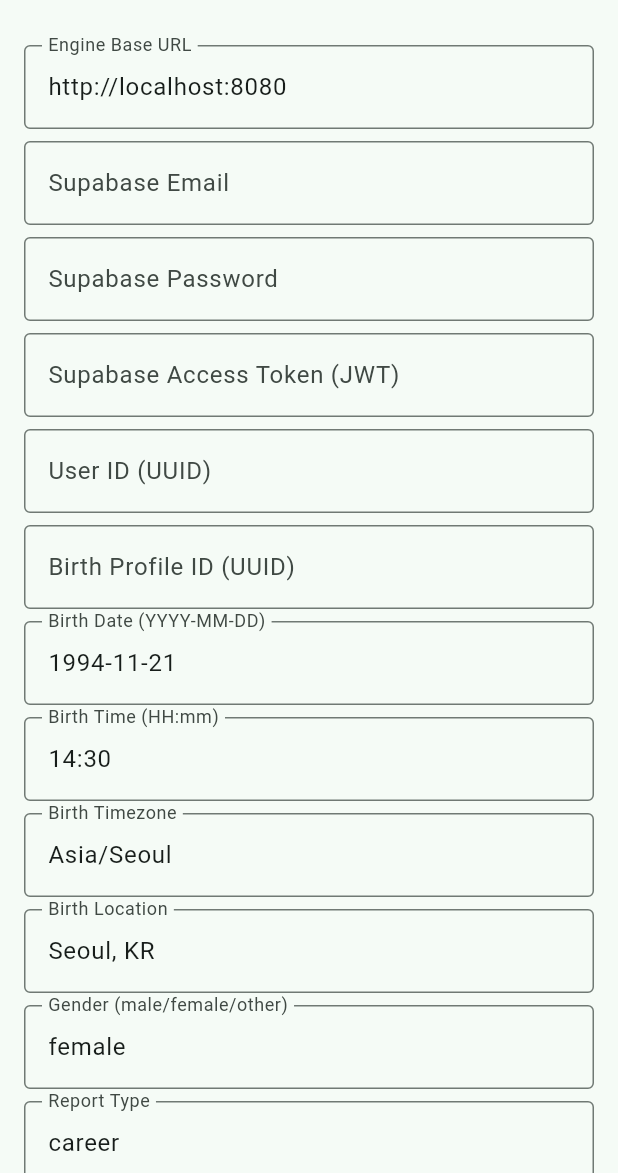
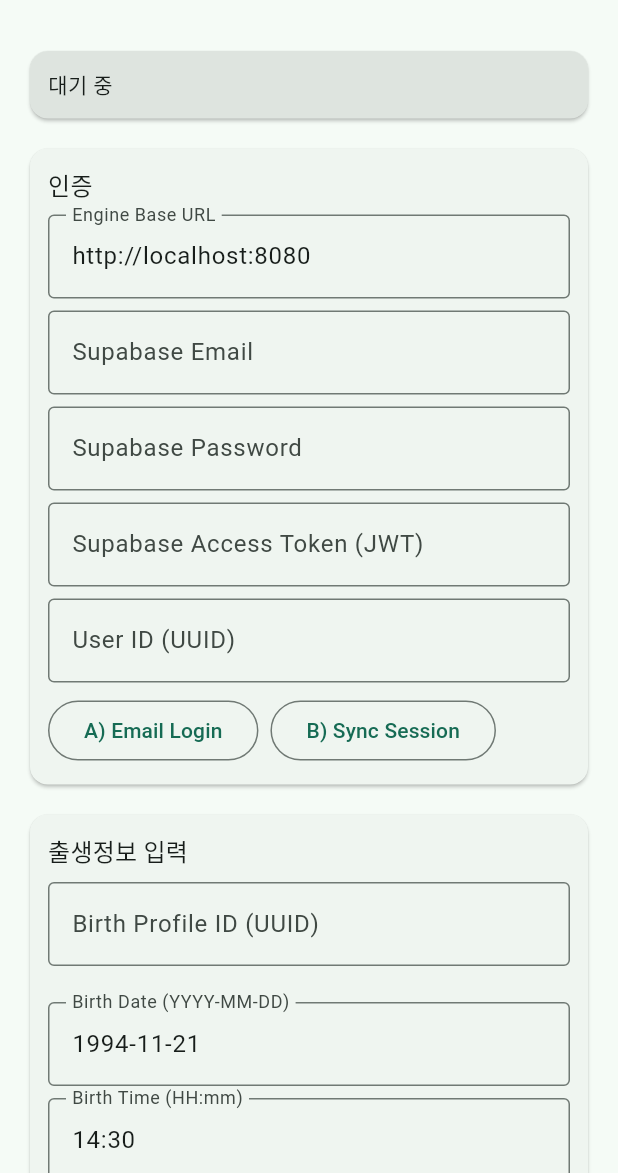
Before and after one commit to hooni-dev-0104/FortuneLog, a Flutter app: the screen it shows after launch, on a phone screen of 412 x 824 dp, the part 63-1236 px from its top. Run offline on Flutter 3.47's test engine with Material 3 defaults, Android fonts, the phone set to English and light mode, and no system bars; our stand-ins replace supabase_flutter; accounts and stored records are empty.

Commit message:
feat(mobile): redesign dev screen with sectioned UX and requestId-aware states

```diff
--- a/apps/mobile/lib/core/network/engine_api_client.dart
+++ b/apps/mobile/lib/core/network/engine_api_client.dart
@@ -82,12 +82,14 @@ class GenerateDailyFortuneRequestDto {
 }
 
 class ChartResponseDto {
+  final String? requestId;
   final String chartId;
   final String engineVersion;
   final Map<String, String> chart;
   final Map<String, int> fiveElements;
 
   const ChartResponseDto({
+    required this.requestId,
     required this.chartId,
     required this.engineVersion,
     required this.chart,
@@ -96,6 +98,7 @@ class ChartResponseDto {
 
   factory ChartResponseDto.fromJson(Map<String, dynamic> json) {
     return ChartResponseDto(
+      requestId: json['requestId'] as String?,
       chartId: json['chartId'] as String,
       engineVersion: json['engineVersion'] as String,
       chart: (json['chart'] as Map<String, dynamic>).map(
@@ -109,11 +112,13 @@ class ChartResponseDto {
 }
 
 class ReportResponseDto {
+  final String? requestId;
   final String chartId;
   final String reportType;
   final Map<String, dynamic> content;
 
   const ReportResponseDto({
+    required this.requestId,
     required this.chartId,
     required this.reportType,
     required this.content,
@@ -121,6 +126,7 @@ class ReportResponseDto {
 
   factory ReportResponseDto.fromJson(Map<String, dynamic> json) {
     return ReportResponseDto(
+      requestId: json['requestId'] as String?,
       chartId: json['chartId'] as String,
       reportType: json['reportType'] as String,
       content: json['content'] as Map<String, dynamic>,
@@ -129,6 +135,7 @@ class ReportResponseDto {
 }
 
 class DailyFortuneResponseDto {
+  final String? requestId;
   final String userId;
   final String date;
   final int score;
@@ -136,6 +143,7 @@ class DailyFortuneResponseDto {
   final List<String> actions;
 
   const DailyFortuneResponseDto({
+    required this.requestId,
     required this.userId,
     required this.date,
     required this.score,
@@ -145,6 +153,7 @@ class DailyFortuneResponseDto {
 
   factory DailyFortuneResponseDto.fromJson(Map<String, dynamic> json) {
     return DailyFortuneResponseDto(
+      requestId: json['requestId'] as String?,
       userId: json['userId'] as String,
       date: json['date'] as String,
       score: json['score'] as int,
--- a/apps/mobile/lib/core/network/http_engine_api_client.dart
+++ b/apps/mobile/lib/core/network/http_engine_api_client.dart
@@ -68,6 +68,7 @@ class HttpEngineApiClient implements EngineApiClient {
       code: decoded['code'] as String? ?? 'ENGINE_API_ERROR',
       message: decoded['message'] as String? ?? 'request failed',
       statusCode: response.statusCode,
+      requestId: decoded['requestId'] as String?,
     );
   }
 
@@ -96,18 +97,21 @@ class EngineApiException implements Exception {
   final String code;
   final String message;
   final int? statusCode;
+  final String? requestId;
 
   const EngineApiException({
     required this.code,
     required this.message,
     this.statusCode,
+    this.requestId,
   });
 
   @override
   String toString() {
+    final requestIdText = requestId == null ? '' : ', requestId: $requestId';
     if (statusCode == null) {
-      return 'EngineApiException(code: $code, message: $message)';
+      return 'EngineApiException(code: $code, message: $message$requestIdText)';
     }
-    return 'EngineApiException(code: $code, status: $statusCode, message: $message)';
+    return 'EngineApiException(code: $code, status: $statusCode, message: $message$requestIdText)';
   }
 }
--- a/apps/mobile/lib/features/devtest/dev_test_page.dart
+++ b/apps/mobile/lib/features/devtest/dev_test_page.dart
@@ -26,14 +26,19 @@ class _DevTestPageState extends State<DevTestPage> {
   final _birthTimezoneController = TextEditingController(text: 'Asia/Seoul');
   final _birthLocationController = TextEditingController(text: 'Seoul, KR');
   final _genderController = TextEditingController(text: 'female');
-  final _reportTypeController = TextEditingController(text: 'career');
   final _dateController = TextEditingController(text: '2026-02-14');
 
   bool _unknownBirthTime = false;
-  String _calendarType = 'solar';
+  bool _isLunar = false;
+  bool _isLeapMonth = false;
+  String _reportType = 'career';
+
+  bool _loading = false;
   String _chartId = '';
   String _result = '';
-  bool _loading = false;
+  String? _lastRequestId;
+  String? _errorMessage;
+
   List<Map<String, dynamic>> _birthProfiles = const [];
 
   SupabaseClient? get _supabase {
@@ -44,41 +49,29 @@ class _DevTestPageState extends State<DevTestPage> {
     }
   }
 
+  HttpEngineApiClient get _client => HttpEngineApiClient(
+    baseUrl: _baseUrlController.text.trim(),
+    tokenProvider: _ManualTokenProvider(_tokenController.text.trim()),
+  );
+
   Future<void> _signInWithEmail() async {
     await _withLoading(() async {
-      final supabase = _supabase;
-      if (supabase == null) {
-        throw const EngineApiException(
-          code: 'SUPABASE_NOT_INITIALIZED',
-          message: 'pass SUPABASE_URL and SUPABASE_ANON_KEY via dart-define',
-        );
-      }
-
+      final supabase = _requireSupabase();
       await supabase.auth.signInWithPassword(
         email: _emailController.text.trim(),
         password: _passwordController.text,
       );
-      _syncSessionInfo();
+      await _syncSessionInfo();
       _setResult({'action': 'signInWithEmail', 'status': 'ok'});
     });
   }
 
   Future<void> _syncSessionInfo() async {
     await _withLoading(() async {
-      final supabase = _supabase;
-      if (supabase == null) {
-        throw const EngineApiException(
-          code: 'SUPABASE_NOT_INITIALIZED',
-          message: 'pass SUPABASE_URL and SUPABASE_ANON_KEY via dart-define',
-        );
-      }
-
+      final supabase = _requireSupabase();
       final session = supabase.auth.currentSession;
       if (session == null) {
-        throw const EngineApiException(
-          code: 'NO_SESSION',
-          message: 'login first',
-        );
+        throw const EngineApiException(code: 'NO_SESSION', message: 'login first');
       }
 
       setState(() {
@@ -96,19 +89,8 @@ class _DevTestPageState extends State<DevTestPage> {
 
   Future<void> _createBirthProfile() async {
     await _withLoading(() async {
-      final supabase = _supabase;
-      if (supabase == null) {
-        throw const EngineApiException(
-          code: 'SUPABASE_NOT_INITIALIZED',
-          message: 'pass SUPABASE_URL and SUPABASE_ANON_KEY via dart-define',
-        );
-      }
-
-      final userId = _userIdController.text.trim();
-      if (userId.isEmpty) {
-        throw const EngineApiException(code: 'USER_ID_REQUIRED', message: 'sync session first');
-      }
-
+      final supabase = _requireSupabase();
+      final userId = _requireUserId();
       final timePart = _unknownBirthTime ? '12:00:00' : '${_birthTimeController.text.trim()}:00';
       final birthDatetime = '${_birthDateController.text.trim()}T$timePart';
 
@@ -119,8 +101,8 @@ class _DevTestPageState extends State<DevTestPage> {
             'birth_datetime_local': birthDatetime,
             'birth_timezone': _birthTimezoneController.text.trim(),
             'birth_location': _birthLocationController.text.trim(),
-            'calendar_type': _calendarType,
-            'is_leap_month': false,
+            'calendar_type': _isLunar ? 'lunar' : 'solar',
+            'is_leap_month': _isLeapMonth,
             'gender': _genderController.text.trim(),
             'unknown_birth_time': _unknownBirthTime,
           })
@@ -132,28 +114,14 @@ class _DevTestPageState extends State<DevTestPage> {
         _birthProfileIdController.text = birthProfileId;
       });
 
-      _setResult({
-        'action': 'createBirthProfile',
-        'birthProfileId': birthProfileId,
-      });
+      _setResult({'action': 'createBirthProfile', 'birthProfileId': birthProfileId});
     });
   }
 
   Future<void> _fetchBirthProfiles() async {
     await _withLoading(() async {
-      final supabase = _supabase;
-      if (supabase == null) {
-        throw const EngineApiException(
-          code: 'SUPABASE_NOT_INITIALIZED',
-          message: 'pass SUPABASE_URL and SUPABASE_ANON_KEY via dart-define',
-        );
-      }
-
-      final userId = _userIdController.text.trim();
-      if (userId.isEmpty) {
-        throw const EngineApiException(code: 'USER_ID_REQUIRED', message: 'sync session first');
-      }
-
+      final supabase = _requireSupabase();
+      final userId = _requireUserId();
       final rows = await supabase
           .from('birth_profiles')
           .select('id, birth_datetime_local, birth_location, calendar_type, unknown_birth_time')
@@ -169,11 +137,7 @@ class _DevTestPageState extends State<DevTestPage> {
         }
       });
 
-      _setResult({
-        'action': 'fetchBirthProfiles',
-        'count': profiles.length,
-        'birthProfiles': profiles,
-      });
+      _setResult({'action': 'fetchBirthProfiles', 'count': profiles.length, 'birthProfiles': profiles});
     });
   }
 
@@ -181,21 +145,25 @@ class _DevTestPageState extends State<DevTestPage> {
     await _withLoading(() async {
       final response = await _client.calculateChart(
         CalculateChartRequestDto(
-          userId: _userIdController.text.trim(),
+          userId: _requireUserId(),
           birthProfileId: _birthProfileIdController.text.trim(),
           birthDate: _birthDateController.text.trim(),
           birthTime: _birthTimeController.text.trim(),
           birthTimezone: _birthTimezoneController.text.trim(),
           birthLocation: _birthLocationController.text.trim(),
-          calendarType: _calendarType,
-          leapMonth: false,
+          calendarType: _isLunar ? 'lunar' : 'solar',
+          leapMonth: _isLeapMonth,
           gender: _genderController.text.trim(),
           unknownBirthTime: _unknownBirthTime,
         ),
       );
+
       _chartId = response.chartId;
+      _lastRequestId = response.requestId;
+
       _setResult({
         'action': 'calculateChart',
+        'requestId': response.requestId,
         'chartId': response.chartId,
         'engineVersion': response.engineVersion,
         'chart': response.chart,
@@ -206,16 +174,18 @@ class _DevTestPageState extends State<DevTestPage> {
 
   Future<void> _generateReport() async {
     await _withLoading(() async {
-      final chartId = _resolveChartId();
       final response = await _client.generateReport(
         GenerateReportRequestDto(
-          userId: _userIdController.text.trim(),
-          chartId: chartId,
-          reportType: _reportTypeController.text.trim(),
+          userId: _requireUserId(),
+          chartId: _requireChartId(),
+          reportType: _reportType,
         ),
       );
+
+      _lastRequestId = response.requestId;
       _setResult({
         'action': 'generateReport',
+        'requestId': response.requestId,
         'chartId': response.chartId,
         'reportType': response.reportType,
         'content': response.content,
@@ -225,16 +195,18 @@ class _DevTestPageState extends State<DevTestPage> {
 
   Future<void> _generateDailyFortune() async {
     await _withLoading(() async {
-      final chartId = _resolveChartId();
       final response = await _client.generateDailyFortune(
         GenerateDailyFortuneRequestDto(
-          userId: _userIdController.text.trim(),
-          chartId: chartId,
+          userId: _requireUserId(),
+          chartId: _requireChartId(),
           date: _dateController.text.trim(),
         ),
       );
+
+      _lastRequestId = response.requestId;
       _setResult({
         'action': 'generateDailyFortune',
+        'requestId': response.requestId,
         'userId': response.userId,
         'date': response.date,
         'score': response.score,
@@ -246,83 +218,39 @@ class _DevTestPageState extends State<DevTestPage> {
 
   Future<void> _fetchReports() async {
     await _withLoading(() async {
-      final supabase = _supabase;
-      if (supabase == null) {
-        throw const EngineApiException(
-          code: 'SUPABASE_NOT_INITIALIZED',
-          message: 'pass SUPABASE_URL and SUPABASE_ANON_KEY via dart-define',
-        );
-      }
-
-      final userId = _userIdController.text.trim();
-      if (userId.isEmpty) {
-        throw const EngineApiException(code: 'USER_ID_REQUIRED', message: 'sync session first');
-      }
-
+      final supabase = _requireSupabase();
       final rows = await supabase
           .from('reports')
           .select('id, report_type, created_at, chart_id, visible')
-          .eq('user_id', userId)
+          .eq('user_id', _requireUserId())
           .order('created_at', ascending: false)
           .limit(20);
 
-      _setResult({
-        'action': 'fetchReports',
-        'count': (rows as List).length,
-        'reports': rows,
-      });
+      _setResult({'action': 'fetchReports', 'count': (rows as List).length, 'reports': rows});
     });
   }
 
   Future<void> _fetchOrders() async {
     await _withLoading(() async {
-      final supabase = _supabase;
-      if (supabase == null) {
-        throw const EngineApiException(
-          code: 'SUPABASE_NOT_INITIALIZED',
-          message: 'pass SUPABASE_URL and SUPABASE_ANON_KEY via dart-define',
-        );
-      }
-
-      final userId = _userIdController.text.trim();
-      if (userId.isEmpty) {
-        throw const EngineApiException(code: 'USER_ID_REQUIRED', message: 'sync session first');
-      }
-
+      final supabase = _requireSupabase();
       final rows = await supabase
           .from('orders')
           .select('id, status, created_at, product_id, provider')
-          .eq('user_id', userId)
+          .eq('user_id', _requireUserId())
           .order('created_at', ascending: false)
           .limit(20);
 
-      _setResult({
-        'action': 'fetchOrders',
-        'count': (rows as List).length,
-        'orders': rows,
-      });
+      _setResult({'action': 'fetchOrders', 'count': (rows as List).length, 'orders': rows});
     });
   }
 
   Future<void> _fetchSubscriptions() async {
     await _withLoading(() async {
-      final supabase = _supabase;
-      if (supabase == null) {
-        throw const EngineApiException(
-          code: 'SUPABASE_NOT_INITIALIZED',
-          message: 'pass SUPABASE_URL and SUPABASE_ANON_KEY via dart-define',
-        );
-      }
-
-      final userId = _userIdController.text.trim();
-      if (userId.isEmpty) {
-        throw const EngineApiException(code: 'USER_ID_REQUIRED', message: 'sync session first');
-      }
-
+      final supabase = _requireSupabase();
       final rows = await supabase
           .from('subscriptions')
           .select('id, plan_code, status, started_at, expires_at')
-          .eq('user_id', userId)
+          .eq('user_id', _requireUserId())
           .order('created_at', ascending: false)
           .limit(20);
 
@@ -334,27 +262,23 @@ class _DevTestPageState extends State<DevTestPage> {
     });
   }
 
-  String _resolveChartId() {
-    if (_chartId.isNotEmpty) {
-      return _chartId;
-    }
-    throw const EngineApiException(
-      code: 'CHART_ID_REQUIRED',
-      message: 'calculate chart first, or keep returned chartId in state',
-    );
-  }
+  Future<void> _withLoading(Future<void> Function() action) async {
+    setState(() {
+      _loading = true;
+      _errorMessage = null;
+    });
 
-  HttpEngineApiClient get _client => HttpEngineApiClient(
-    baseUrl: _baseUrlController.text.trim(),
-    tokenProvider: _ManualTokenProvider(_tokenController.text.trim()),
-  );
-
-  Future<void> _withLoading(Future<void> Function() action) async {
-    setState(() => _loading = true);
     try {
       await action();
     } catch (e) {
-      _setResult({'error': e.toString()});
+      String message = e.toString();
+      if (e is EngineApiException && e.requestId != null) {
+        _lastRequestId = e.requestId;
+      }
+      setState(() {
+        _errorMessage = message;
+      });
+      _setResult({'error': message, if (_lastRequestId != null) 'requestId': _lastRequestId});
     } finally {
       if (mounted) {
         setState(() => _loading = false);
@@ -364,9 +288,36 @@ class _DevTestPageState extends State<DevTestPage> {
 
   void _setResult(Map<String, dynamic> json) {
     final encoder = const JsonEncoder.withIndent('  ');
-    setState(() {
-      _result = encoder.convert(json);
-    });
+    setState(() => _result = encoder.convert(json));
+  }
+
+  SupabaseClient _requireSupabase() {
+    final supabase = _supabase;
+    if (supabase == null) {
+      throw const EngineApiException(
+        code: 'SUPABASE_NOT_INITIALIZED',
+        message: 'pass SUPABASE_URL and SUPABASE_ANON_KEY via dart-define',
+      );
+    }
+    return supabase;
+  }
+
+  String _requireUserId() {
+    final value = _userIdController.text.trim();
+    if (value.isEmpty) {
+      throw const EngineApiException(code: 'USER_ID_REQUIRED', message: 'sync session first');
+    }
+    return value;
+  }
+
+  String _requireChartId() {
+    if (_chartId.isNotEmpty) {
+      return _chartId;
+    }
+    throw const EngineApiException(
+      code: 'CHART_ID_REQUIRED',
+      message: 'calculate chart first, then retry',
+    );
   }
 
   @override
@@ -382,7 +333,6 @@ class _DevTestPageState extends State<DevTestPage> {
     _birthTimezoneController.dispose();
     _birthLocationController.dispose();
     _genderController.dispose();
-    _reportTypeController.dispose();
     _dateController.dispose();
     super.dispose();
   }
@@ -394,16 +344,34 @@ class _DevTestPageState extends State<DevTestPage> {
       body: ListView(
         padding: const EdgeInsets.all(16),
         children: [
+          _statusSection(),
+          const SizedBox(height: 12),
+          _section('인증', [
             _field(_baseUrlController, 'Engine Base URL'),
             _field(_emailController, 'Supabase Email'),
             _field(_passwordController, 'Supabase Password', obscureText: true),
             _field(_tokenController, 'Supabase Access Token (JWT)'),
             _field(_userIdController, 'User ID (UUID)'),
+            Wrap(
+              spacing: 8,
+              runSpacing: 8,
+              children: [
+                OutlinedButton(
+                  onPressed: _loading ? null : _signInWithEmail,
+                  child: const Text('A) Email Login'),
+                ),
+                OutlinedButton(
+                  onPressed: _loading ? null : _syncSessionInfo,
+                  child: const Text('B) Sync Session'),
+                ),
+              ],
+            ),
+          ]),
+          const SizedBox(height: 12),
+          _section('출생정보 입력', [
             _field(_birthProfileIdController, 'Birth Profile ID (UUID)'),
             if (_birthProfiles.isNotEmpty)
-            Padding(
-              padding: const EdgeInsets.only(bottom: 8),
-              child: DropdownButtonFormField<String>(
+              DropdownButtonFormField<String>(
                 value: _birthProfileIdController.text.isEmpty
                     ? null
                     : _birthProfileIdController.text,
@@ -426,49 +394,44 @@ class _DevTestPageState extends State<DevTestPage> {
                 },
                 decoration: const InputDecoration(
                   border: OutlineInputBorder(),
-                  labelText: 'Select Existing Birth Profile',
+                  labelText: '기존 출생프로필 선택',
                 ),
               ),
-            ),
+            const SizedBox(height: 8),
             _field(_birthDateController, 'Birth Date (YYYY-MM-DD)'),
             _field(_birthTimeController, 'Birth Time (HH:mm)'),
             _field(_birthTimezoneController, 'Birth Timezone'),
             _field(_birthLocationController, 'Birth Location'),
             _field(_genderController, 'Gender (male/female/other)'),
-          _field(_reportTypeController, 'Report Type'),
-          _field(_dateController, 'Fortune Date (YYYY-MM-DD)'),
-          const SizedBox(height: 8),
-          DropdownButtonFormField<String>(
-            value: _calendarType,
-            items: const [
-              DropdownMenuItem(value: 'solar', child: Text('solar')),
-              DropdownMenuItem(value: 'lunar', child: Text('lunar (not supported yet)')),
-            ],
-            onChanged: (value) {
-              if (value == null) return;
-              setState(() => _calendarType = value);
-            },
-            decoration: const InputDecoration(labelText: 'Calendar Type'),
+            SwitchListTile(
+              contentPadding: EdgeInsets.zero,
+              value: _isLunar,
+              onChanged: (v) => setState(() {
+                _isLunar = v;
+                if (!_isLunar) {
+                  _isLeapMonth = false;
+                }
+              }),
+              title: const Text('음력 사용'),
+            ),
+            CheckboxListTile(
+              contentPadding: EdgeInsets.zero,
+              value: _isLeapMonth,
+              onChanged: _isLunar
+                  ? (v) => setState(() => _isLeapMonth = v ?? false)
+                  : null,
+              title: const Text('윤달'),
             ),
             CheckboxListTile(
               contentPadding: EdgeInsets.zero,
               value: _unknownBirthTime,
-            onChanged: (value) => setState(() => _unknownBirthTime = value ?? false),
-            title: const Text('Unknown Birth Time'),
+              onChanged: (v) => setState(() => _unknownBirthTime = v ?? false),
+              title: const Text('출생시간 미상'),
             ),
-          const SizedBox(height: 12),
             Wrap(
               spacing: 8,
               runSpacing: 8,
               children: [
-              OutlinedButton(
-                onPressed: _loading ? null : _signInWithEmail,
-                child: const Text('A) Email Login'),
-              ),
-              OutlinedButton(
-                onPressed: _loading ? null : _syncSessionInfo,
-                child: const Text('B) Sync Session'),
-              ),
                 OutlinedButton(
                   onPressed: _loading ? null : _createBirthProfile,
                   child: const Text('C) Create Birth Profile'),
@@ -479,7 +442,23 @@ class _DevTestPageState extends State<DevTestPage> {
                 ),
               ],
             ),
+          ]),
+          const SizedBox(height: 12),
+          _section('결과 대시보드/리포트/오늘 운세', [
+            Wrap(
+              spacing: 8,
+              children: ['personality', 'relationship', 'career']
+                  .map(
+                    (e) => ChoiceChip(
+                      label: Text(e),
+                      selected: _reportType == e,
+                      onSelected: (_) => setState(() => _reportType = e),
+                    ),
+                  )
+                  .toList(),
+            ),
             const SizedBox(height: 8),
+            _field(_dateController, 'Fortune Date (YYYY-MM-DD)'),
             Wrap(
               spacing: 8,
               runSpacing: 8,
@@ -496,40 +475,104 @@ class _DevTestPageState extends State<DevTestPage> {
                   onPressed: _loading ? null : _generateDailyFortune,
                   child: const Text('3) Daily Fortune'),
                 ),
-              FilledButton(
+              ],
+            ),
+          ]),
+          const SizedBox(height: 12),
+          _section('조회', [
+            Wrap(
+              spacing: 8,
+              runSpacing: 8,
+              children: [
+                FilledButton.tonal(
                   onPressed: _loading ? null : _fetchReports,
                   child: const Text('4) Fetch Reports'),
                 ),
-              FilledButton(
+                FilledButton.tonal(
                   onPressed: _loading ? null : _fetchOrders,
                   child: const Text('5) Fetch Orders'),
                 ),
-              FilledButton(
+                FilledButton.tonal(
                   onPressed: _loading ? null : _fetchSubscriptions,
                   child: const Text('6) Fetch Subscriptions'),
                 ),
               ],
             ),
-          const SizedBox(height: 16),
+          ]),
+          const SizedBox(height: 12),
+          _section('응답 JSON', [
             SelectableText(
               _result.isEmpty ? 'Result will appear here.' : _result,
               style: const TextStyle(fontFamily: 'monospace', fontSize: 12),
             ),
+          ]),
         ],
       ),
     );
   }
 
+  Widget _statusSection() {
+    return Card(
+      color: _errorMessage == null
+          ? Theme.of(context).colorScheme.surfaceContainerHighest
+          : Theme.of(context).colorScheme.errorContainer,
+      child: Padding(
+        padding: const EdgeInsets.all(12),
+        child: Column(
+          crossAxisAlignment: CrossAxisAlignment.start,
+          children: [
+            Row(
+              children: [
+                if (_loading)
+                  const SizedBox(
+                    width: 16,
+                    height: 16,
+                    child: CircularProgressIndicator(strokeWidth: 2),
+                  ),
+                if (_loading) const SizedBox(width: 8),
+                Text(_loading ? '처리 중...' : '대기 중'),
+              ],
+            ),
+            if (_lastRequestId != null) ...[
+              const SizedBox(height: 8),
+              Text('requestId: $_lastRequestId'),
+            ],
+            if (_errorMessage != null) ...[
+              const SizedBox(height: 8),
+              Text(_errorMessage!),
+            ],
+          ],
+        ),
+      ),
+    );
+  }
+
+  Widget _section(String title, List<Widget> children) {
+    return Card(
+      child: Padding(
+        padding: const EdgeInsets.all(12),
+        child: Column(
+          crossAxisAlignment: CrossAxisAlignment.start,
+          children: [
+            Text(title, style: Theme.of(context).textTheme.titleMedium),
+            const SizedBox(height: 8),
+            ...children
+                .expand((w) => [w, const SizedBox(height: 8)])
+                .toList()
+              ..removeLast(),
+          ],
+        ),
+      ),
+    );
+  }
+
   Widget _field(TextEditingController controller, String label, {bool obscureText = false}) {
-    return Padding(
-      padding: const EdgeInsets.only(bottom: 8),
-      child: TextField(
+    return TextField(
       controller: controller,
       obscureText: obscureText,
       decoration: InputDecoration(
         border: const OutlineInputBorder(),
         labelText: label,
-        ),
       ),
     );
   }
```
Also changed, not shown: 1 other file. Lines whose indentation alone changed are shown as unchanged.
